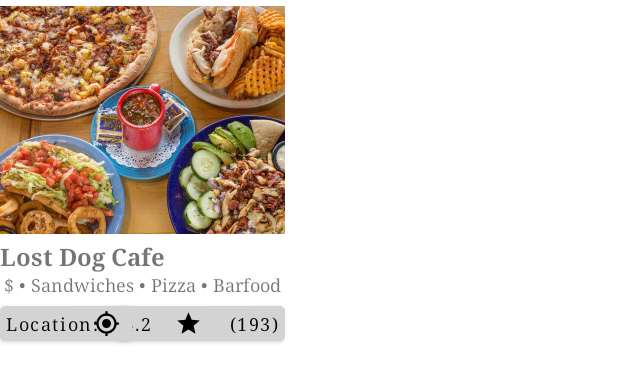
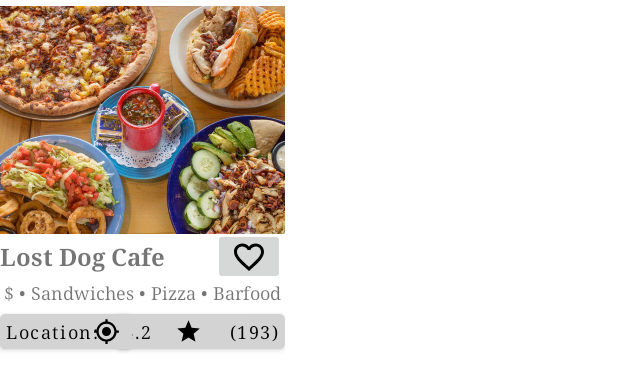
Before and after one commit to Build-Week-FoodTruck-TrackR/AND, an Android app: the layout search_results_layout.xml on its own in the app's theme, with its tools: preview values and no code run, on a phone screen of 412 x 824 dp. Shown: the top 391 px of the screen. Run offline under Robolectric (Android 15) with nearby library versions, the phone set to English and light mode, and no system bars.

Commit message:
menu viewing in vendor works, working on favorites fragment

```diff
--- a/Foodtruck/app/src/main/java/com/example/foodtruck/data/source/local/model/Foodtruck.kt
+++ b/Foodtruck/app/src/main/java/com/example/foodtruck/data/source/local/model/Foodtruck.kt
@@ -7,7 +7,7 @@ import java.io.Serializable
 open class Foodtruck(val name: String, val model: String, val latitude: Double, val longitude: Double, var menu: Menu? = null) : Serializable
 
 //when we use a GET request to see the food truck from the backend, we will get all the reviews other diners will have left it.
-class SaveableFoodtruck(val allReviews: MutableList<Reviews>, name: String, model: String, latitude: Double, longitude: Double, menu: Menu? = null) : Foodtruck(name, model, latitude, longitude, menu)
+class SaveableFoodtruck(val isFavorited: Boolean, val allReviews: MutableList<Reviews>, name: String, model: String, latitude: Double, longitude: Double, menu: Menu? = null) : Foodtruck(name, model, latitude, longitude, menu)
 
 //this is a list of reviews that we are getting back when we query the foodtruck
 class Reviews(val score: Double, val description: String, val userName: String)
--- /dev/null
+++ b/Foodtruck/app/src/main/res/drawable/ic_favorite_border_black_24dp.xml
@@ -0,0 +1,9 @@
+<vector xmlns:android="http://schemas.android.com/apk/res/android"
+        android:width="24dp"
+        android:height="24dp"
+        android:viewportWidth="24.0"
+        android:viewportHeight="24.0">
+    <path
+        android:fillColor="#FF000000"
+        android:pathData="M16.5,3c-1.74,0 -3.41,0.81 -4.5,2.09C10.91,3.81 9.24,3 7.5,3 4.42,3 2,5.42 2,8.5c0,3.78 3.4,6.86 8.55,11.54L12,21.35l1.45,-1.32C18.6,15.36 22,12.28 22,8.5 22,5.42 19.58,3 16.5,3zM12.1,18.55l-0.1,0.1 -0.1,-0.1C7.14,14.24 4,11.39 4,8.5 4,6.5 5.5,5 7.5,5c1.54,0 3.04,0.99 3.57,2.36h1.87C13.46,5.99 14.96,5 16.5,5c2,0 3.5,1.5 3.5,3.5 0,2.89 -3.14,5.74 -7.9,10.05z"/>
+</vector>
--- /dev/null
+++ b/Foodtruck/app/src/main/res/drawable/ic_favorite_red_24dp.xml
@@ -0,0 +1,5 @@
+<vector android:height="24dp" android:tint="#FF0000"
+    android:viewportHeight="24.0" android:viewportWidth="24.0"
+    android:width="24dp" xmlns:android="http://schemas.android.com/apk/res/android">
+    <path android:fillColor="#FF000000" android:pathData="M12,21.35l-1.45,-1.32C5.4,15.36 2,12.28 2,8.5 2,5.42 4.42,3 7.5,3c1.74,0 3.41,0.81 4.5,2.09C13.09,3.81 14.76,3 16.5,3 19.58,3 22,5.42 22,8.5c0,3.78 -3.4,6.86 -8.55,11.54L12,21.35z"/>
+</vector>
--- a/Foodtruck/app/src/main/res/layout/search_results_layout.xml
+++ b/Foodtruck/app/src/main/res/layout/search_results_layout.xml
@@ -37,6 +37,7 @@
         android:gravity="center_horizontal"
         android:text="@string/sandwiches_pizza_barfood"
         android:textSize="12sp"
+        android:layout_marginTop="5dp"
         app:layout_constraintEnd_toEndOf="@+id/img_foodtruck"
         app:layout_constraintStart_toStartOf="parent"
         app:layout_constraintTop_toBottomOf="@id/tv_foodtruck_name"/>
@@ -67,6 +68,7 @@
         android:id="@+id/button"
         style="@style/GreyButtonStyle"
         android:text="@string/location"
+        android:textSize="12sp"
         android:textAllCaps="false"
         app:layout_constraintBottom_toBottomOf="@+id/img_btn_star"
         app:layout_constraintEnd_toStartOf="@+id/rating_bar"
@@ -88,5 +90,15 @@
         app:layout_constraintTop_toTopOf="@+id/button"
         app:layout_constraintVertical_bias="0.50" />
 
+    <ImageButton
+        android:id="@+id/img_btn_favorite"
+        android:layout_width="wrap_content"
+        android:layout_height="38dp"
+        android:layout_marginTop="152dp"
+        android:src="@drawable/ic_favorite_border_black_24dp"
+        android:tag="unclicked"
+        app:layout_constraintEnd_toEndOf="@+id/tv_foodtruck_name"
+        app:layout_constraintTop_toTopOf="parent" />
+
 
 </androidx.constraintlayout.widget.ConstraintLayout>
```
Also changed, not shown: Foodtruck/app/src/main/java/com/example/foodtruck/adapters/foodie/SearchResultsAdapter.kt (added, +41 -0 lines), Foodtruck/app/src/main/java/com/example/foodtruck/util/Extensions.kt (+7 -0 lines).
